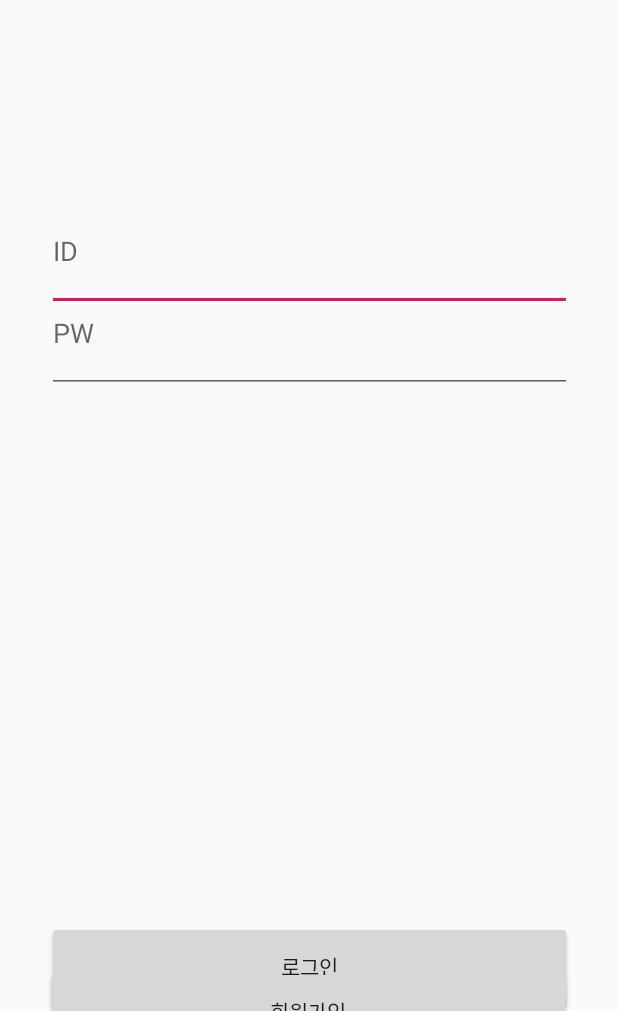
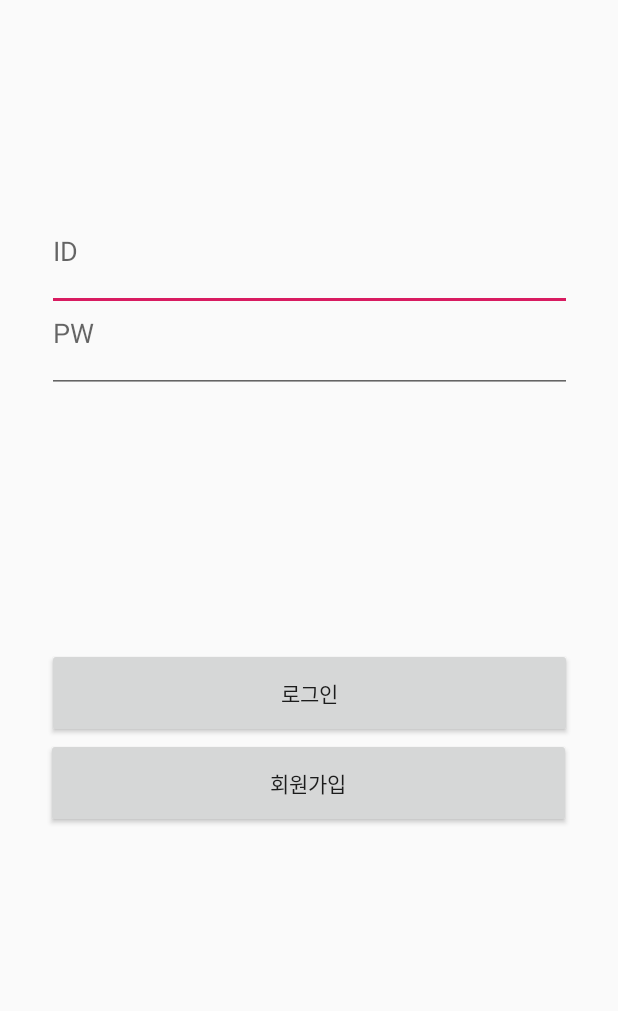
Before and after one commit to GyeongNam/Suda-App, an Android app: the screen it shows after launch (MainActivity), on a phone screen of 412 x 824 dp, the part 225-1236 px from its top. Run offline under Robolectric (Android 15) with nearby library versions, the phone set to English and light mode, and no system bars; our stand-ins replace Volley.

Commit message:
버튼위치 수정

```diff
--- a/app/src/main/res/layout/activity_main.xml
+++ b/app/src/main/res/layout/activity_main.xml
@@ -39,11 +39,13 @@
         android:id="@+id/Login"
         android:layout_width="350dp"
         android:layout_height="60dp"
+        android:layout_marginTop="170dp"
         android:text="로그인"
         app:layout_constraintBottom_toBottomOf="parent"
         app:layout_constraintEnd_toEndOf="parent"
+        app:layout_constraintHorizontal_bias="0.508"
         app:layout_constraintStart_toStartOf="parent"
-        app:layout_constraintTop_toBottomOf="@+id/editText7"
+        app:layout_constraintTop_toBottomOf="@+id/PW"
         app:layout_constraintVertical_bias="0.0" />
 
     <Button
```
